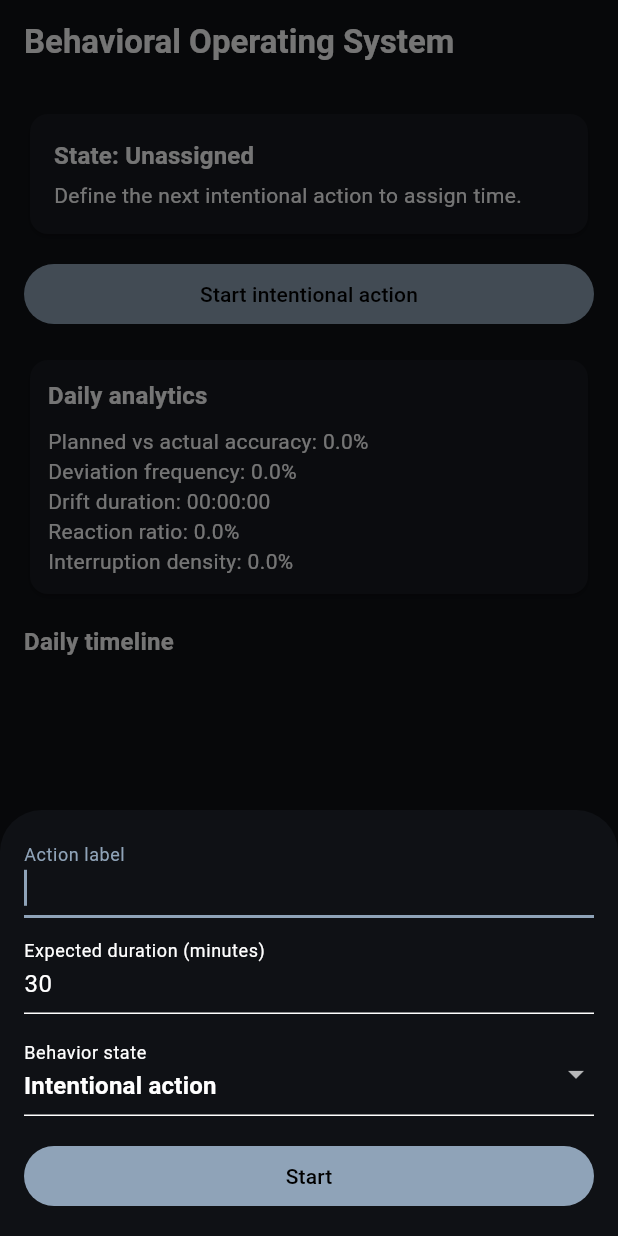
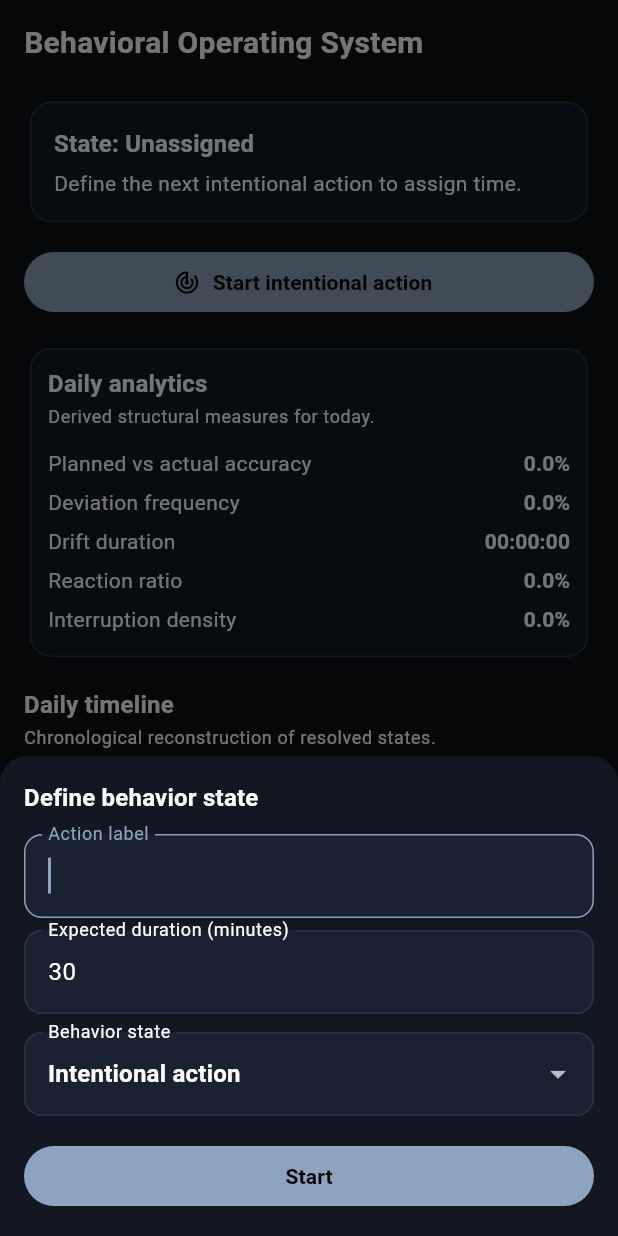
Before and after one commit to DataWithNahom/habit_aligner, a Flutter app: the screen it shows after launch, after a tap on "Start intentional action", on a phone screen of 412 x 824 dp. Run offline on Flutter 3.47's test engine with Material 3 defaults, Android fonts, the phone set to English and light mode, and no system bars; our stand-ins replace shared_preferences.

Commit message:
Polish behavioral OS visual design and layout

```diff
--- a/lib/app.dart
+++ b/lib/app.dart
@@ -9,9 +9,11 @@ class HabitAlignerApp extends StatelessWidget {
 
   @override
   Widget build(BuildContext context) {
-    const surface = Color(0xFF0F1115);
-    const panel = Color(0xFF171A20);
-    const accent = Color(0xFF8FA3B8);
+    const background = Color(0xFF0C0F14);
+    const surface = Color(0xFF121722);
+    const surfaceAlt = Color(0xFF1A2130);
+    const accent = Color(0xFF8EA3BD);
+    const divider = Color(0xFF2C3445);
 
     return MaterialApp(
       title: 'Behavioral OS',
@@ -19,16 +21,53 @@ class HabitAlignerApp extends StatelessWidget {
       theme: ThemeData(
         useMaterial3: true,
         brightness: Brightness.dark,
-        scaffoldBackgroundColor: surface,
+        scaffoldBackgroundColor: background,
         colorScheme: const ColorScheme.dark(
           surface: surface,
           primary: accent,
           secondary: accent,
+          outline: divider,
         ),
-        cardTheme: const CardThemeData(color: panel),
+        appBarTheme: const AppBarTheme(
+          backgroundColor: Colors.transparent,
+          elevation: 0,
+          centerTitle: false,
+          titleTextStyle: TextStyle(
+            fontSize: 20,
+            fontWeight: FontWeight.w700,
+            color: Colors.white,
+            letterSpacing: 0.2,
+          ),
+        ),
+        cardTheme: CardThemeData(
+          color: surface,
+          elevation: 0,
+          shape: RoundedRectangleBorder(
+            borderRadius: BorderRadius.circular(14),
+            side: const BorderSide(color: divider),
+          ),
+        ),
+        inputDecorationTheme: InputDecorationTheme(
+          filled: true,
+          fillColor: surfaceAlt,
+          border: OutlineInputBorder(
+            borderRadius: BorderRadius.circular(12),
+            borderSide: const BorderSide(color: divider),
+          ),
+          enabledBorder: OutlineInputBorder(
+            borderRadius: BorderRadius.circular(12),
+            borderSide: const BorderSide(color: divider),
+          ),
+          focusedBorder: OutlineInputBorder(
+            borderRadius: BorderRadius.circular(12),
+            borderSide: const BorderSide(color: accent),
+          ),
+        ),
+        dividerTheme: const DividerThemeData(color: divider),
         textTheme: const TextTheme(
+          titleLarge: TextStyle(fontWeight: FontWeight.w700),
           titleMedium: TextStyle(fontWeight: FontWeight.w700),
-          titleLarge: TextStyle(fontWeight: FontWeight.w700),
+          labelLarge: TextStyle(fontWeight: FontWeight.w600),
         ),
       ),
       home: MainScreen(
--- a/lib/features/logs/presentation/main_screen.dart
+++ b/lib/features/logs/presentation/main_screen.dart
@@ -119,18 +119,20 @@ class _MainScreenState extends State<MainScreen> {
       appBar: AppBar(title: const Text('Behavioral Operating System')),
       body: controller.isLoading
           ? const Center(child: CircularProgressIndicator())
-          : Padding(
-              padding: const EdgeInsets.all(16),
+          : SafeArea(
+              child: Padding(
+                padding: const EdgeInsets.fromLTRB(16, 8, 16, 16),
                 child: Column(
                   crossAxisAlignment: CrossAxisAlignment.stretch,
                   children: [
                     _ActivePanel(controller: controller),
                     const SizedBox(height: 12),
-                  FilledButton(
+                    FilledButton.icon(
                       onPressed: controller.activeLog == null
                           ? () => _openStartSheet()
                           : _openTransitionFlow,
-                    child: Text(
+                      icon: const Icon(Icons.track_changes_rounded, size: 18),
+                      label: Text(
                         controller.activeLog == null
                             ? 'Start intentional action'
                             : 'Resolve and transition',
@@ -139,9 +141,10 @@ class _MainScreenState extends State<MainScreen> {
                     const SizedBox(height: 16),
                     _MetricsPanel(metrics: metrics),
                     const SizedBox(height: 16),
-                  Text(
-                    'Daily timeline',
-                    style: Theme.of(context).textTheme.titleMedium,
+                    const _SectionHeader(
+                      title: 'Daily timeline',
+                      subtitle:
+                          'Chronological reconstruction of resolved states.',
                     ),
                     const SizedBox(height: 8),
                     Expanded(
@@ -152,20 +155,15 @@ class _MainScreenState extends State<MainScreen> {
                           : ListView.separated(
                               itemCount: controller.todayTimeline.length,
                               separatorBuilder: (_, _) =>
-                                const Divider(height: 12),
+                                  const SizedBox(height: 8),
                               itemBuilder: (context, index) {
                                 final log = controller.todayTimeline[index];
-                              return ListTile(
-                                title: Text(log.label),
-                                subtitle: Text(
-                                  '${_formatDate(log.startedAt)} - ${log.endedAt == null ? 'Active' : _formatDate(log.endedAt!)} • ${_kindLabel(log.kind)}',
-                                ),
-                                trailing: Text(_statusLabel(log.status)),
-                              );
+                                return _TimelineTile(log: log);
                               },
                             ),
                     ),
                   ],
+                ),
               ),
             ),
     );
@@ -182,6 +180,10 @@ class _MainScreenState extends State<MainScreen> {
     await showModalBottomSheet<void>(
       context: context,
       isScrollControlled: true,
+      backgroundColor: Theme.of(context).colorScheme.surface,
+      shape: const RoundedRectangleBorder(
+        borderRadius: BorderRadius.vertical(top: Radius.circular(18)),
+      ),
       builder: (context) {
         return StatefulBuilder(
           builder: (context, setStateModal) {
@@ -196,6 +198,11 @@ class _MainScreenState extends State<MainScreen> {
                 mainAxisSize: MainAxisSize.min,
                 crossAxisAlignment: CrossAxisAlignment.stretch,
                 children: [
+                  Text(
+                    'Define behavior state',
+                    style: Theme.of(context).textTheme.titleMedium,
+                  ),
+                  const SizedBox(height: 12),
                   TextField(
                     controller: labelController,
                     decoration: const InputDecoration(
@@ -288,6 +295,7 @@ class _MainScreenState extends State<MainScreen> {
                     Text('Current action: ${active.label}'),
                     const SizedBox(height: 12),
                     const Text('Resolve current action before switching:'),
+                    const SizedBox(height: 8),
                     SegmentedButton<String>(
                       segments: const [
                         ButtonSegment<String>(
@@ -309,10 +317,13 @@ class _MainScreenState extends State<MainScreen> {
                       },
                     ),
                     if (resolution == 'abandon')
-                      TextField(
+                      Padding(
+                        padding: const EdgeInsets.only(top: 8),
+                        child: TextField(
                           controller: abandonReasonController,
                           decoration: const InputDecoration(
                             labelText: 'Abandonment reason',
+                          ),
                         ),
                       ),
                     const SizedBox(height: 8),
@@ -374,6 +385,25 @@ class _MainScreenState extends State<MainScreen> {
   }
 }
 
+class _SectionHeader extends StatelessWidget {
+  const _SectionHeader({required this.title, required this.subtitle});
+
+  final String title;
+  final String subtitle;
+
+  @override
+  Widget build(BuildContext context) {
+    return Column(
+      crossAxisAlignment: CrossAxisAlignment.start,
+      children: [
+        Text(title, style: Theme.of(context).textTheme.titleMedium),
+        const SizedBox(height: 2),
+        Text(subtitle, style: Theme.of(context).textTheme.bodySmall),
+      ],
+    );
+  }
+}
+
 class _ActivePanel extends StatelessWidget {
   const _ActivePanel({required this.controller});
 
@@ -413,16 +443,47 @@ class _ActivePanel extends StatelessWidget {
               style: Theme.of(context).textTheme.labelLarge,
             ),
             const SizedBox(height: 6),
-            Text(active.label, style: Theme.of(context).textTheme.titleMedium),
-            const SizedBox(height: 8),
-            Text('Started ${_formatDate(active.startedAt)}'),
-            Text('Expected ${active.expectedDurationMinutes} min'),
-            Text('Elapsed ${_formatDuration(controller.activeElapsed)}'),
+            Text(active.label, style: Theme.of(context).textTheme.titleLarge),
+            const SizedBox(height: 10),
+            Wrap(
+              spacing: 8,
+              runSpacing: 8,
+              children: [
+                _InfoChip(label: 'Started ${_formatDate(active.startedAt)}'),
+                _InfoChip(
+                  label: 'Expected ${active.expectedDurationMinutes} min',
+                ),
+                _InfoChip(
+                  label: 'Elapsed ${_formatDuration(controller.activeElapsed)}',
+                ),
                 if (active.parentId != null)
-              Text('Lineage link ${active.parentId}'),
+                  _InfoChip(label: 'Lineage ${active.parentId}'),
+              ],
+            ),
           ],
         ),
       ),
+    );
+  }
+}
+
+class _InfoChip extends StatelessWidget {
+  const _InfoChip({required this.label});
+
+  final String label;
+
+  @override
+  Widget build(BuildContext context) {
+    return Container(
+      padding: const EdgeInsets.symmetric(horizontal: 10, vertical: 6),
+      decoration: BoxDecoration(
+        borderRadius: BorderRadius.circular(999),
+        color: Theme.of(
+          context,
+        ).colorScheme.surfaceContainerHighest.withAlpha(64),
+        border: Border.all(color: Theme.of(context).colorScheme.outline),
+      ),
+      child: Text(label, style: Theme.of(context).textTheme.bodySmall),
     );
   }
 }
@@ -440,28 +501,119 @@ class _MetricsPanel extends StatelessWidget {
         child: Column(
           crossAxisAlignment: CrossAxisAlignment.start,
           children: [
-            Text(
-              'Daily analytics',
-              style: Theme.of(context).textTheme.titleMedium,
+            const _SectionHeader(
+              title: 'Daily analytics',
+              subtitle: 'Derived structural measures for today.',
             ),
-            const SizedBox(height: 8),
-            Text(
-              'Planned vs actual accuracy: ${(metrics.plannedVsActualAccuracy * 100).toStringAsFixed(1)}%',
+            const SizedBox(height: 10),
+            _MetricRow(
+              label: 'Planned vs actual accuracy',
+              value:
+                  '${(metrics.plannedVsActualAccuracy * 100).toStringAsFixed(1)}%',
             ),
-            Text(
-              'Deviation frequency: ${(metrics.deviationFrequency * 100).toStringAsFixed(1)}%',
+            _MetricRow(
+              label: 'Deviation frequency',
+              value:
+                  '${(metrics.deviationFrequency * 100).toStringAsFixed(1)}%',
             ),
-            Text('Drift duration: ${_formatDuration(metrics.driftDuration)}'),
-            Text(
-              'Reaction ratio: ${(metrics.reactionRatio * 100).toStringAsFixed(1)}%',
+            _MetricRow(
+              label: 'Drift duration',
+              value: _formatDuration(metrics.driftDuration),
             ),
-            Text(
-              'Interruption density: ${(metrics.interruptionDensity * 100).toStringAsFixed(1)}%',
+            _MetricRow(
+              label: 'Reaction ratio',
+              value: '${(metrics.reactionRatio * 100).toStringAsFixed(1)}%',
+            ),
+            _MetricRow(
+              label: 'Interruption density',
+              value:
+                  '${(metrics.interruptionDensity * 100).toStringAsFixed(1)}%',
             ),
           ],
         ),
       ),
     );
+  }
+}
+
+class _MetricRow extends StatelessWidget {
+  const _MetricRow({required this.label, required this.value});
+
+  final String label;
+  final String value;
+
+  @override
+  Widget build(BuildContext context) {
+    return Padding(
+      padding: const EdgeInsets.symmetric(vertical: 3),
+      child: Row(
+        children: [
+          Expanded(child: Text(label)),
+          Text(value, style: Theme.of(context).textTheme.labelLarge),
+        ],
+      ),
+    );
+  }
+}
+
+class _TimelineTile extends StatelessWidget {
+  const _TimelineTile({required this.log});
+
+  final LogEntry log;
+
+  @override
+  Widget build(BuildContext context) {
+    return Card(
+      margin: EdgeInsets.zero,
+      child: Padding(
+        padding: const EdgeInsets.all(12),
+        child: Row(
+          crossAxisAlignment: CrossAxisAlignment.start,
+          children: [
+            Container(
+              width: 8,
+              height: 8,
+              margin: const EdgeInsets.only(top: 6),
+              decoration: BoxDecoration(
+                shape: BoxShape.circle,
+                color: _statusColor(context, log.status),
+              ),
+            ),
+            const SizedBox(width: 10),
+            Expanded(
+              child: Column(
+                crossAxisAlignment: CrossAxisAlignment.start,
+                children: [
+                  Text(
+                    log.label,
+                    style: Theme.of(context).textTheme.labelLarge,
+                  ),
+                  const SizedBox(height: 2),
+                  Text(
+                    '${_formatDate(log.startedAt)} - ${log.endedAt == null ? 'Active' : _formatDate(log.endedAt!)} • ${_kindLabel(log.kind)}',
+                    style: Theme.of(context).textTheme.bodySmall,
+                  ),
+                ],
+              ),
+            ),
+            const SizedBox(width: 8),
+            Text(
+              _statusLabel(log.status),
+              style: Theme.of(context).textTheme.bodySmall,
+            ),
+          ],
+        ),
+      ),
+    );
+  }
+
+  Color _statusColor(BuildContext context, LogStatus status) {
+    return switch (status) {
+      LogStatus.active => Theme.of(context).colorScheme.primary,
+      LogStatus.paused => Colors.amber,
+      LogStatus.completed => Colors.greenAccent,
+      LogStatus.abandoned => Colors.redAccent,
+    };
   }
 }
 
```
Lines whose indentation alone changed are shown as unchanged.
